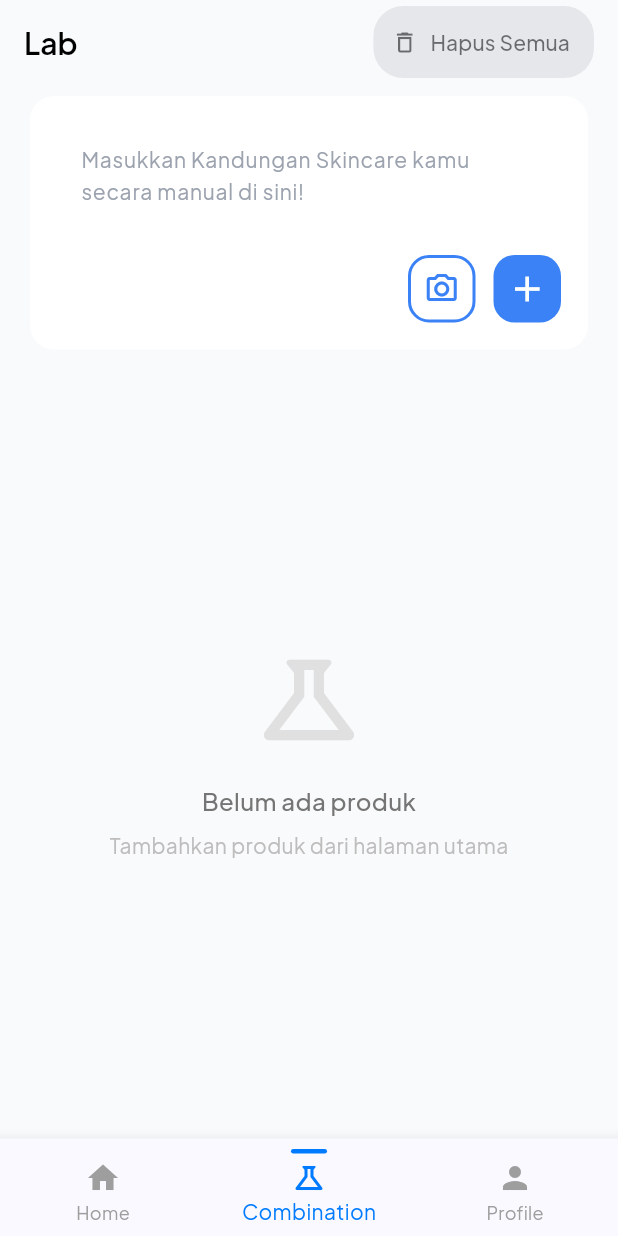
After one commit to nadyanjln/Skincare-Compatibility-Checker, a Flutter app: the CombinationPage screen opened by its route, on a phone screen of 412 x 824 dp. The commit adds this screen. Run offline on Flutter 3.47's test engine with Material 3 defaults, Android fonts, the phone set to English and light mode, and no system bars; our stand-ins replace google_fonts.

Commit message:
Combination page dan Menghubungkan add to cart ke combination page

```diff
--- /dev/null
+++ b/lib/provider/ingredients_provider.dart
@@ -0,0 +1,109 @@
+import 'package:flutter/material.dart';
+
+class ProductIngredient {
+  final String name;
+  final String brand;
+  final String image;
+  final List<String> ingredients;
+
+  ProductIngredient({
+    required this.name,
+    required this.brand,
+    required this.image,
+    this.ingredients = const [],
+  });
+}
+
+class IngredientsProvider extends ChangeNotifier {
+  final List<ProductIngredient> _products = [];
+  final List<String> _manualIngredients = [];
+  bool _isLoading = false;
+
+  List<ProductIngredient> get products => List.unmodifiable(_products);
+  List<String> get manualIngredients => List.unmodifiable(_manualIngredients);
+  bool get isLoading => _isLoading;
+  bool get hasIngredients =>
+      _products.isNotEmpty || _manualIngredients.isNotEmpty;
+  int get ingredientsCount => _products.length + _manualIngredients.length;
+
+  // Add product from cart
+  void addProduct(
+    String name,
+    String brand,
+    String image, {
+    List<String> ingredients = const [],
+  }) {
+    // Check if product already exists
+    final existingIndex = _products.indexWhere(
+      (p) => p.name == name && p.brand == brand,
+    );
+
+    if (existingIndex == -1) {
+      _products.add(
+        ProductIngredient(
+          name: name,
+          brand: brand,
+          image: image,
+          ingredients: ingredients,
+        ),
+      );
+      notifyListeners();
+    }
+  }
+
+  // Remove product by index
+  void removeProduct(int index) {
+    if (index >= 0 && index < _products.length) {
+      _products.removeAt(index);
+      notifyListeners();
+    }
+  }
+
+  // Manual ingredient methods (existing functionality)
+  void addIngredient(String ingredient) {
+    if (ingredient.trim().isNotEmpty) {
+      _manualIngredients.add(ingredient.trim());
+      notifyListeners();
+    }
+  }
+
+  void addMultipleIngredients(List<String> newIngredients) {
+    for (var ingredient in newIngredients) {
+      if (ingredient.trim().isNotEmpty) {
+        _manualIngredients.add(ingredient.trim());
+      }
+    }
+    notifyListeners();
+  }
+
+  void removeManualIngredient(int index) {
+    if (index >= 0 && index < _manualIngredients.length) {
+      _manualIngredients.removeAt(index);
+      notifyListeners();
+    }
+  }
+
+  void clearAll() {
+    _products.clear();
+    _manualIngredients.clear();
+    notifyListeners();
+  }
+
+  void setLoading(bool value) {
+    _isLoading = value;
+    notifyListeners();
+  }
+
+  // Get all ingredients combined
+  List<String> getAllIngredients() {
+    final allIngredients = <String>[];
+
+    for (var product in _products) {
+      allIngredients.addAll(product.ingredients);
+    }
+
+    allIngredients.addAll(_manualIngredients);
+
+    return allIngredients;
+  }
+}
--- /dev/null
+++ b/lib/ui/combination_page/combination_page.dart
@@ -0,0 +1,149 @@
+import 'package:capstone/ui/combination_page/widget/ingredient_list.dart';
+import 'package:capstone/provider/ingredients_provider.dart';
+import 'package:capstone/ui/combination_page/widget/manual_input.dart';
+import 'package:flutter/material.dart';
+import 'package:provider/provider.dart';
+import '../bottom_navbar.dart';
+
+class CombinationPage extends StatelessWidget {
+  const CombinationPage({super.key});
+
+  void _handleCameraAction(BuildContext context) {
+    // TODO: Implementasi aksi kamera
+    ScaffoldMessenger.of(context).showSnackBar(
+      const SnackBar(
+        content: Text('Fitur kamera akan segera tersedia'),
+        duration: Duration(seconds: 2),
+        behavior: SnackBarBehavior.floating,
+      ),
+    );
+  }
+
+  void _showClearAllDialog(BuildContext context) {
+    final provider = context.read<IngredientsProvider>();
+
+    if (!provider.hasIngredients) {
+      ScaffoldMessenger.of(context).showSnackBar(
+        const SnackBar(
+          content: Text('Tidak ada kandungan untuk dihapus'),
+          duration: Duration(seconds: 2),
+          behavior: SnackBarBehavior.floating,
+        ),
+      );
+      return;
+    }
+
+    showDialog(
+      context: context,
+      builder: (BuildContext context) {
+        return AlertDialog(
+          shape: RoundedRectangleBorder(
+            borderRadius: BorderRadius.circular(16),
+          ),
+          title: const Text('Hapus Semua'),
+          content: const Text(
+            'Apakah Anda yakin ingin menghapus semua kandungan?',
+          ),
+          actions: [
+            TextButton(
+              onPressed: () => Navigator.of(context).pop(),
+              child: const Text('Batal', style: TextStyle(color: Colors.grey)),
+            ),
+            TextButton(
+              onPressed: () {
+                provider.clearAll();
+                Navigator.of(context).pop();
+                ScaffoldMessenger.of(context).showSnackBar(
+                  const SnackBar(
+                    content: Text('Semua kandungan telah dihapus'),
+                    duration: Duration(seconds: 2),
+                    behavior: SnackBarBehavior.floating,
+                  ),
+                );
+              },
+              child: const Text(
+                'Hapus',
+                style: TextStyle(color: Colors.redAccent),
+              ),
+            ),
+          ],
+        );
+      },
+    );
+  }
+
+  @override
+  Widget build(BuildContext context) {
+    return Scaffold(
+      backgroundColor: const Color(0xffF9FAFB),
+      appBar: AppBar(
+        automaticallyImplyLeading: false,
+        backgroundColor: const Color(0xffF9FAFB),
+        elevation: 0,
+        title: const Text(
+          "Lab",
+          style: TextStyle(
+            fontWeight: FontWeight.w600,
+            color: Colors.black,
+            fontSize: 20,
+          ),
+        ),
+        actions: [
+          Padding(
+            padding: const EdgeInsets.only(right: 16),
+            child: Consumer<IngredientsProvider>(
+              builder: (context, provider, child) {
+                return Container(
+                  decoration: BoxDecoration(
+                    color: const Color(0xffE5E7EB),
+                    borderRadius: BorderRadius.circular(20),
+                  ),
+                  child: TextButton.icon(
+                    onPressed: () => _showClearAllDialog(context),
+                    icon: const Icon(
+                      Icons.delete_outline,
+                      color: Colors.black54,
+                    ),
+                    label: Text(
+                      provider.hasIngredients
+                          ? "Hapus Semua (${provider.ingredientsCount})"
+                          : "Hapus Semua",
+                      style: const TextStyle(color: Colors.black54),
+                    ),
+                  ),
+                );
+              },
+            ),
+          ),
+        ],
+      ),
+      body: Padding(
+        padding: const EdgeInsets.symmetric(horizontal: 20.0, vertical: 8),
+        child: Column(
+          children: [
+            // Input Container
+            ManualInputWidget(
+              onCameraPressed: () => _handleCameraAction(context),
+            ),
+            const SizedBox(height: 16),
+
+            // List Kandungan
+            const Expanded(child: IngredientListWidget()),
+          ],
+        ),
+      ),
+      bottomNavigationBar: CustomBottomNavBar(
+        currentIndex: 1,
+        onTap: (index) {
+          if (index == 0) {
+            Navigator.pushReplacementNamed(context, '/home');
+          } else if (index == 1) {
+            Navigator.pushReplacementNamed(context, '/cek_kombinasi');
+          } else if (index == 2) {
+            Navigator.pushReplacementNamed(context, '/profile');
+          }
+        },
+      ),
+    );
+  }
+}
--- /dev/null
+++ b/lib/ui/combination_page/widget/manual_input.dart
@@ -0,0 +1,142 @@
+import 'package:flutter/material.dart';
+import 'package:provider/provider.dart';
+import '../../../provider/ingredients_provider.dart';
+
+class ManualInputWidget extends StatefulWidget {
+  final VoidCallback? onCameraPressed;
+
+  const ManualInputWidget({super.key, this.onCameraPressed});
+
+  @override
+  State<ManualInputWidget> createState() => _ManualInputWidgetState();
+}
+
+class _ManualInputWidgetState extends State<ManualInputWidget> {
+  final TextEditingController _controller = TextEditingController();
+  bool _isFocused = false;
+
+  void _addIngredient() {
+    if (_controller.text.trim().isEmpty) return;
+
+    final provider = context.read<IngredientsProvider>();
+    provider.addIngredient(_controller.text);
+    _controller.clear();
+
+    // Hilangkan fokus setelah menambah
+    FocusScope.of(context).unfocus();
+    setState(() {
+      _isFocused = false;
+    });
+  }
+
+  @override
+  void dispose() {
+    _controller.dispose();
+    super.dispose();
+  }
+
+  @override
+  Widget build(BuildContext context) {
+    return AnimatedContainer(
+      duration: const Duration(milliseconds: 200),
+      width: double.infinity,
+      padding: const EdgeInsets.all(16),
+      decoration: BoxDecoration(
+        color: Colors.white,
+        borderRadius: BorderRadius.circular(16),
+        border: Border.all(
+          color: _isFocused ? const Color(0xff3B82F6) : Colors.transparent,
+          width: 2,
+        ),
+        boxShadow: _isFocused
+            ? [
+                BoxShadow(
+                  color: const Color(0xff3B82F6).withOpacity(0.1),
+                  blurRadius: 8,
+                  offset: const Offset(0, 2),
+                ),
+              ]
+            : [],
+      ),
+      child: Column(
+        children: [
+          TextField(
+            controller: _controller,
+            maxLines: null,
+            minLines: 2,
+            textInputAction: TextInputAction.done,
+            onTap: () {
+              setState(() {
+                _isFocused = true;
+              });
+            },
+            onSubmitted: (value) {
+              _addIngredient();
+            },
+            onTapOutside: (_) {
+              setState(() {
+                _isFocused = false;
+              });
+            },
+            decoration: InputDecoration(
+              hintText:
+                  "Masukkan Kandungan Skincare kamu secara manual di sini!",
+              hintStyle: const TextStyle(
+                color: Color(0xff9CA3AF),
+                fontSize: 14,
+              ),
+              filled: true,
+              fillColor: Colors.white,
+              contentPadding: const EdgeInsets.symmetric(
+                horizontal: 12,
+                vertical: 12,
+              ),
+              border: OutlineInputBorder(
+                borderRadius: BorderRadius.circular(12),
+                borderSide: BorderSide.none,
+              ),
+            ),
+          ),
+          const SizedBox(height: 16),
+          Row(
+            mainAxisAlignment: MainAxisAlignment.end,
+            children: [
+              // Tombol Kamera
+              Container(
+                width: 45,
+                height: 45,
+                decoration: BoxDecoration(
+                  color: Colors.white,
+                  borderRadius: BorderRadius.circular(14),
+                  border: Border.all(color: const Color(0xff3B82F6), width: 2),
+                ),
+                child: IconButton(
+                  onPressed: widget.onCameraPressed,
+                  icon: const Icon(
+                    Icons.camera_alt_outlined,
+                    color: Color(0xff3B82F6),
+                    size: 24,
+                  ),
+                ),
+              ),
+              const SizedBox(width: 12),
+              // Tombol Tambah
+              Container(
+                width: 45,
+                height: 45,
+                decoration: BoxDecoration(
+                  color: const Color(0xff3B82F6),
+                  borderRadius: BorderRadius.circular(14),
+                ),
+                child: IconButton(
+                  onPressed: _addIngredient,
+                  icon: const Icon(Icons.add, color: Colors.white, size: 28),
+                ),
+              ),
+            ],
+          ),
+        ],
+      ),
+    );
+  }
+}
--- a/lib/ui/home/widget/product_card.dart
+++ b/lib/ui/home/widget/product_card.dart
@@ -21,7 +21,7 @@ class ProductCard extends StatelessWidget {
   @override
   Widget build(BuildContext context) {
     return SizedBox(
-      height: 340, // ⬅️ atur tinggi card (bisa diganti sesuai kebutuhan)
+      height: 340,
       child: Container(
         decoration: BoxDecoration(
           color: Colors.white,
@@ -117,9 +117,9 @@ class ProductCard extends StatelessWidget {
                       width: double.infinity,
                       child: ElevatedButton.icon(
                         onPressed: onAdd,
-                        icon: const Icon(Icons.add, size: 18),
+                        icon: const Icon(Icons.science, size: 18),
                         label: const Text(
-                          "Add to Cart",
+                          "Add to Lab",
                           style: TextStyle(fontSize: 13),
                         ),
                         style: ElevatedButton.styleFrom(
--- a/lib/ui/profile/profile.dart
+++ b/lib/ui/profile/profile.dart
@@ -12,6 +12,8 @@ class Profile extends StatelessWidget {
     return Scaffold(
       backgroundColor: const Color(0xffF9FAFB),
       body: SafeArea(
+        child: Padding(
+          padding: const EdgeInsets.all(8.0),
           child: Column(
             children: [
               Center(
@@ -93,6 +95,7 @@ class Profile extends StatelessWidget {
             ],
           ),
         ),
+      ),
 
       bottomNavigationBar: CustomBottomNavBar(
         currentIndex: 2,
--- a/pubspec.yaml
+++ b/pubspec.yaml
@@ -35,6 +35,7 @@ dependencies:
   # Use with the CupertinoIcons class for iOS style icons.
   cupertino_icons: ^1.0.8
   google_fonts: ^6.3.2
+  provider: ^6.1.5+1
 
 dev_dependencies:
   flutter_test:
```
Also changed, not shown: lib/main.dart (+10 -3 lines), lib/ui/combination_page/widget/ingredient_list.dart (added, +223 -0 lines), lib/ui/home/home.dart (+42 -11 lines), pubspec.lock. Lines whose indentation alone changed are shown as unchanged.
